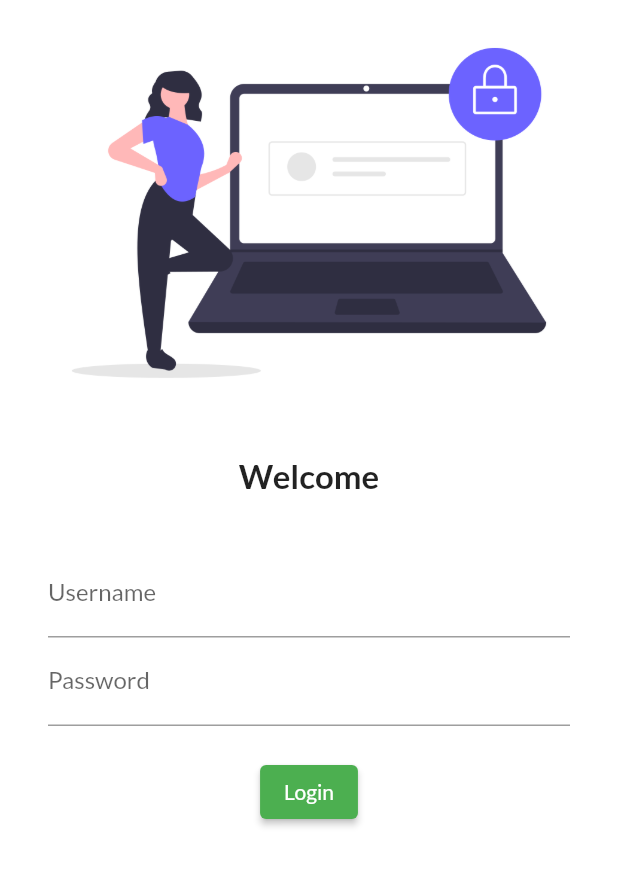
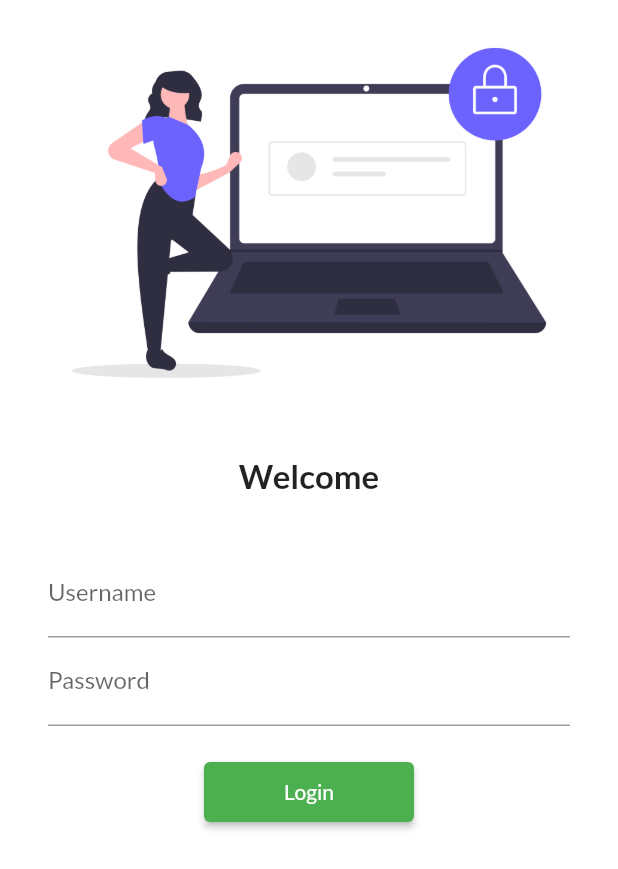
Before and after one commit to vasukushwah/flutter-catelog, a Flutter app: the screen it shows after launch, on a phone screen of 412 x 824 dp. Shown: the top 869 px of the screen. Run offline on Flutter 3.47's test engine with Material 2 defaults, Android fonts, the phone set to English and light mode, and no system bars; our stand-ins replace google_fonts.

Commit message:
- day4 complete

```diff
--- a/lib/main.dart
+++ b/lib/main.dart
@@ -1,6 +1,7 @@
 import 'package:flutter/material.dart';
 import 'package:flutter_catelog/pages/home.dart';
 import 'package:flutter_catelog/pages/login.dart';
+import 'package:flutter_catelog/utils/routes.dart';
 import 'package:google_fonts/google_fonts.dart';
 void main() {
   runApp(MyApp());
@@ -16,9 +17,10 @@ class MyApp extends StatelessWidget {
         primarySwatch: Colors.green,
         fontFamily: GoogleFonts.lato().fontFamily),
       initialRoute: "/login",
+      debugShowCheckedModeBanner: false,
       routes: {
-        "/": (context) =>  Login(),
-        "/login":(context) => Login(),
+        MyRoutes.homeRoute: (context) =>  Home(),
+        MyRoutes.loginRoute:(context) => Login(),
       }
     );
   }
--- a/lib/pages/login.dart
+++ b/lib/pages/login.dart
@@ -1,4 +1,5 @@
 import 'package:flutter/material.dart';
+import 'package:flutter_catelog/utils/routes.dart';
 
 class Login extends StatelessWidget {
   const Login({ Key? key }) : super(key: key);
@@ -7,6 +8,7 @@ class Login extends StatelessWidget {
   Widget build(BuildContext context) {
     return Material(
       color: Colors.white,
+      child: SingleChildScrollView(
         child: Column(
           children:[
             Image.asset("assets/images/login_image.png",
@@ -47,14 +49,15 @@ class Login extends StatelessWidget {
               ),
               ElevatedButton(
                 onPressed: (){
-                print("Login button pressed");
+                  Navigator.pushNamed(context, MyRoutes.homeRoute);
                 },
                 child: Text("Login"),
-              style: TextButton.styleFrom(),)
+                style: TextButton.styleFrom(minimumSize: Size(140, 40)),)
             ],
             ),
           )
         ],
+        ),
       ));
   }
 }
--- /dev/null
+++ b/lib/utils/routes.dart
@@ -0,0 +1,4 @@
+class MyRoutes {
+  static String homeRoute = "/";
+  static String loginRoute = "/login";
+}
```
Also changed, not shown: pubspec.lock. Lines whose indentation alone changed are shown as unchanged.
